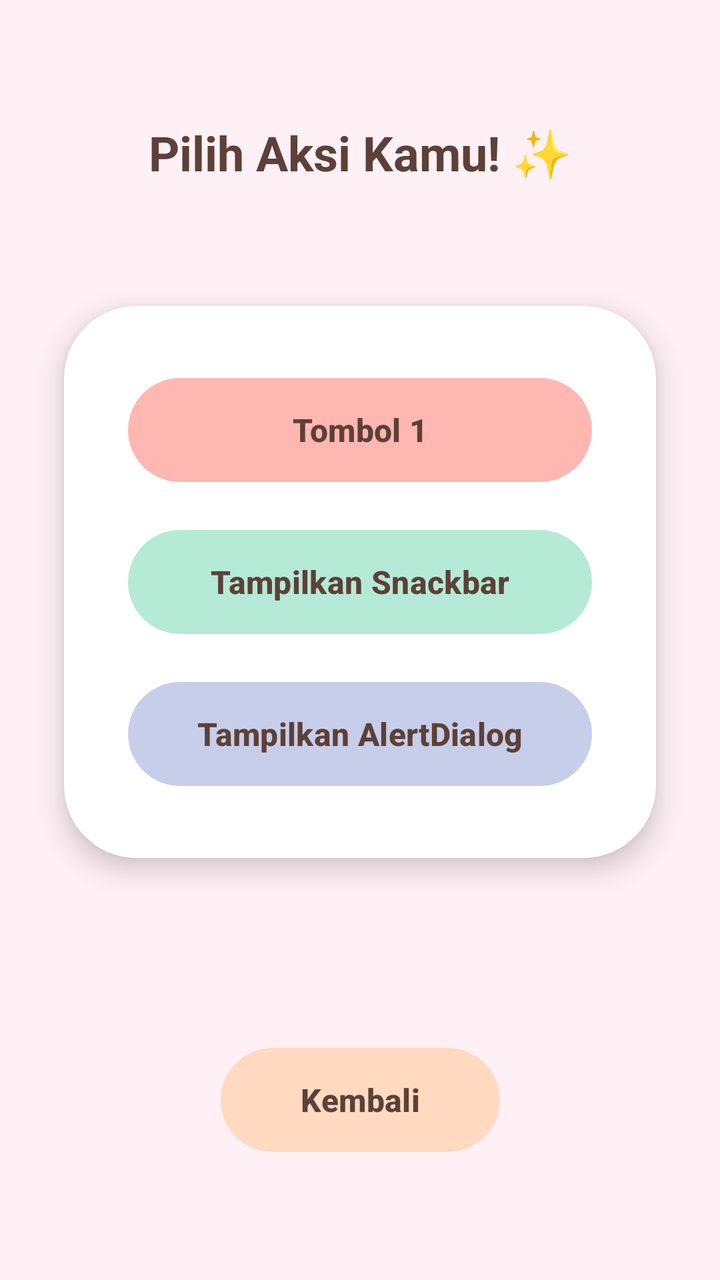
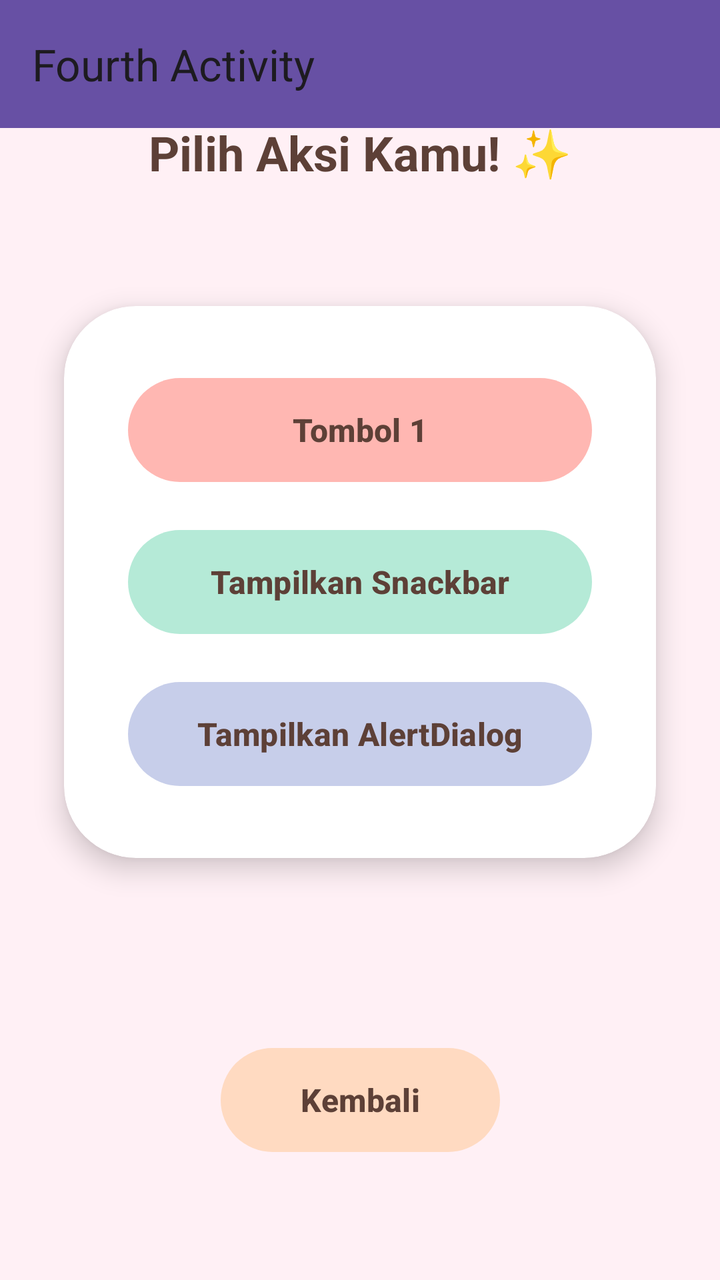

Compare the two renders of this Android layout. The source of the first and the diff that turns it into the second are given below.
<!-- AndroidManifest.xml: application theme Theme.NauraApps -->
<!-- res/layout/activity_fourth.xml -->
<?xml version="1.0" encoding="utf-8"?>
<androidx.constraintlayout.widget.ConstraintLayout xmlns:android="http://schemas.android.com/apk/res/android"
    xmlns:app="http://schemas.android.com/apk/res-auto"
    xmlns:tools="http://schemas.android.com/tools"
    android:id="@+id/main"
    android:layout_width="match_parent"
    android:layout_height="match_parent"
    android:background="#FFF0F5"
    tools:context=".pertemuan_4.FourthActivity">

    <TextView
        android:id="@+id/tvHeader"
        android:layout_width="wrap_content"
        android:layout_height="wrap_content"
        android:layout_marginTop="60dp"
        android:text="Pilih Aksi Kamu! ✨"
        android:textColor="#5D4037"
        android:textSize="24sp"
        android:textStyle="bold"
        app:layout_constraintEnd_toEndOf="parent"
        app:layout_constraintStart_toStartOf="parent"
        app:layout_constraintTop_toTopOf="parent" />

    <com.google.android.material.card.MaterialCardView
        android:id="@+id/cardContainer"
        android:layout_width="0dp"
        android:layout_height="wrap_content"
        android:layout_marginHorizontal="32dp"
        app:cardBackgroundColor="#FFFFFF"
        app:cardCornerRadius="36dp"
        app:cardElevation="8dp"
        app:strokeWidth="0dp"
        app:layout_constraintBottom_toTopOf="@+id/btnBack"
        app:layout_constraintEnd_toEndOf="parent"
        app:layout_constraintStart_toStartOf="parent"
        app:layout_constraintTop_toBottomOf="@id/tvHeader"
        app:layout_constraintVertical_bias="0.4">

        <LinearLayout
            android:layout_width="match_parent"
            android:layout_height="wrap_content"
            android:orientation="vertical"
            android:padding="32dp">

            <com.google.android.material.button.MaterialButton
                android:id="@+id/btn1"
                android:layout_width="match_parent"
                android:layout_height="60dp"
                android:text="Tombol 1"
                android:textAllCaps="false"
                android:textColor="#5D4037"
                android:textSize="16sp"
                android:textStyle="bold"
                app:backgroundTint="#FFB7B2"
                app:cornerRadius="30dp" />

            <com.google.android.material.button.MaterialButton
                android:id="@+id/btnShowSnackbar"
                android:layout_width="match_parent"
                android:layout_height="60dp"
                android:layout_marginTop="16dp"
                android:text="Tampilkan Snackbar"
                android:textAllCaps="false"
                android:textColor="#5D4037"
                android:textSize="16sp"
                android:textStyle="bold"
                app:backgroundTint="#B5EAD7"
                app:cornerRadius="30dp" />

            <com.google.android.material.button.MaterialButton
                android:id="@+id/btnShowAlertDialog"
                android:layout_width="match_parent"
                android:layout_height="60dp"
                android:layout_marginTop="16dp"
                android:text="Tampilkan AlertDialog"
                android:textAllCaps="false"
                android:textColor="#5D4037"
                android:textSize="16sp"
                android:textStyle="bold"
                app:backgroundTint="#C7CEEA"
                app:cornerRadius="30dp" />

        </LinearLayout>
    </com.google.android.material.card.MaterialCardView>

    <com.google.android.material.button.MaterialButton
        android:id="@+id/btnBack"
        android:layout_width="wrap_content"
        android:layout_height="60dp"
        android:layout_marginBottom="60dp"
        android:paddingHorizontal="40dp"
        android:text="Kembali"
        android:textAllCaps="false"
        android:textColor="#5D4037"
        android:textSize="16sp"
        android:textStyle="bold"
        app:backgroundTint="#FFDAC1"
        app:cornerRadius="30dp"
        app:elevation="4dp"
        app:layout_constraintBottom_toBottomOf="parent"
        app:layout_constraintEnd_toEndOf="parent"
        app:layout_constraintStart_toStartOf="parent" />

</androidx.constraintlayout.widget.ConstraintLayout>
<!-- resources referenced by this layout -->
<resources>
  <style name="Theme.NauraApps" parent="Base.Theme.NauraApps" />
  <style name="Base.Theme.NauraApps" parent="Theme.Material3.DayNight.NoActionBar">
          
          
      </style>
</resources>

<!-- the commit's change to res/layout/activity_fourth.xml (unified diff, before → after) -->
@@ -7,6 +7,13 @@
     android:layout_height="match_parent"
     android:background="#FFF0F5"
     tools:context=".pertemuan_4.FourthActivity">
+
+    <androidx.appcompat.widget.Toolbar
+        android:id="@+id/toolbar"
+        android:layout_width="match_parent"
+        android:layout_height="wrap_content"
+        android:background="?attr/colorPrimary"
+        app:title="Fourth Activity"/>
 
     <TextView
         android:id="@+id/tvHeader"
